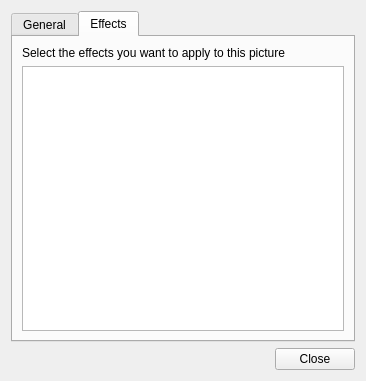
enricoros/fotowall, file items/PicturePropertiesItem.ui: the form before one commit.
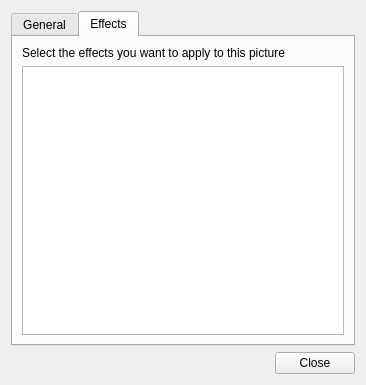
The form after the commit. The open tabs and pages were chosen to show the change. Icons and pictures are not drawn.

Patch:
```diff
--- a/items/PicturePropertiesItem.ui
+++ b/items/PicturePropertiesItem.ui
@@ -1,12 +1,12 @@
 <ui version="4.0" >
  <class>PicturePropertiesItem</class>
- <widget class="QWidget" name="PicturePropertiesItem" >
-  <property name="geometry" >
+ <widget class="QWidget" name="PicturePropertiesItem">
+  <property name="geometry">
    <rect>
     <x>0</x>
     <y>0</y>
     <width>366</width>
-    <height>381</height>
+    <height>385</height>
    </rect>
   </property>
   <property name="windowTitle" >
@@ -244,7 +244,20 @@
           </widget>
          </item>
          <item>
-          <widget class="QListWidget" name="effectsListWidget" />
+          <widget class="QListWidget" name="effectsListWidget">
+           <property name="iconSize">
+            <size>
+             <width>80</width>
+             <height>80</height>
+            </size>
+           </property>
+           <property name="verticalScrollMode">
+            <enum>QAbstractItemView::ScrollPerPixel</enum>
+           </property>
+           <property name="viewMode">
+            <enum>QListView::IconMode</enum>
+           </property>
+          </widget>
          </item>
         </layout>
        </item>
```
Left out of the diff: 177 changed lines with no effect on the pictures.
